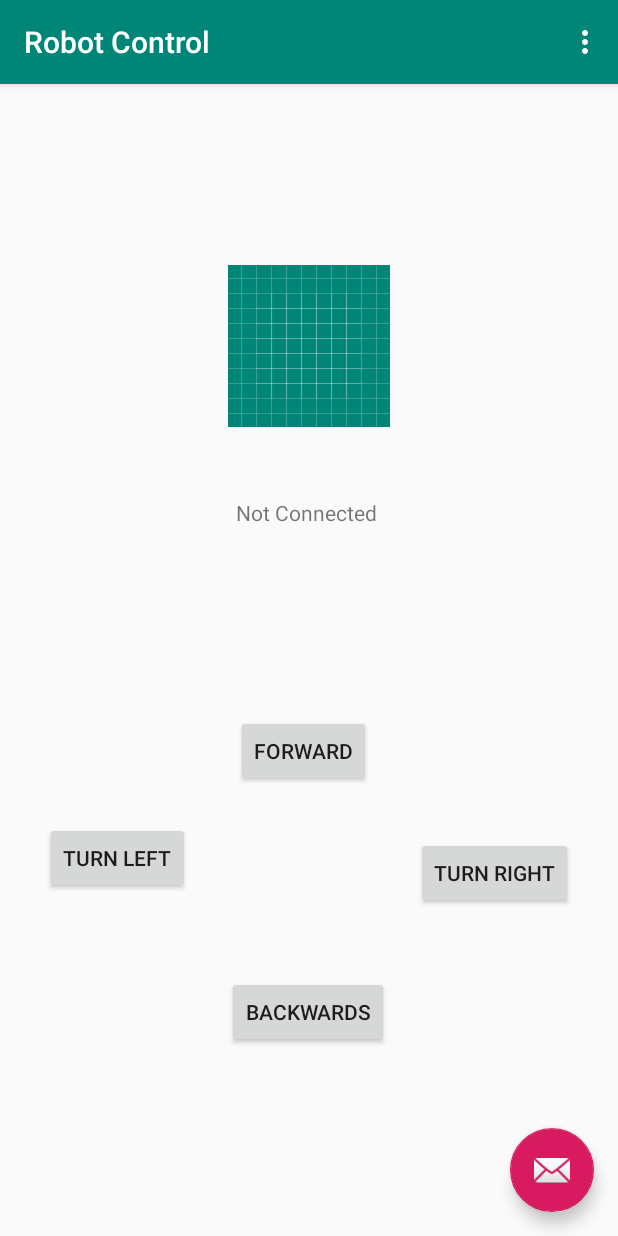
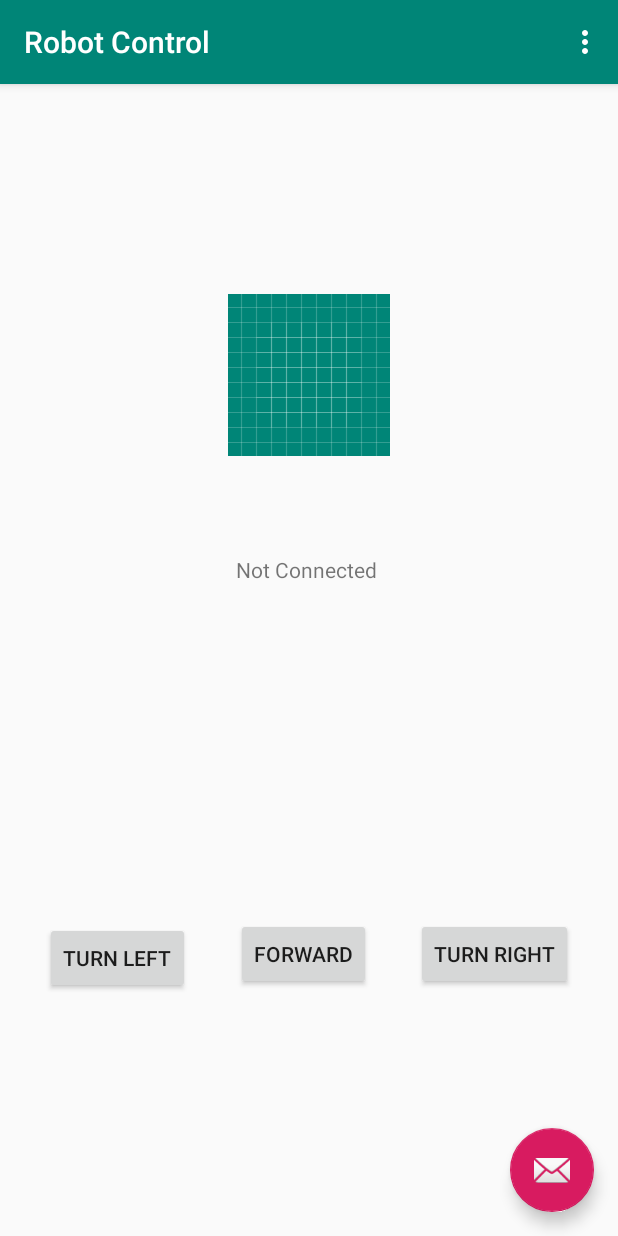
Before and after one commit to mpchow/AutonomousRobot-AndroidApp, an Android app: the screen it shows after launch (MainActivity), on a phone screen of 412 x 824 dp. Run offline under Robolectric (Android 15) with nearby library versions, the phone set to English and light mode, and no system bars; 4 statements that could not run were skipped.

Commit message:
Took out backwards button

```diff
--- a/Android app/app/src/main/java/com/example/robotcontrol/MainActivity.java
+++ b/Android app/app/src/main/java/com/example/robotcontrol/MainActivity.java
@@ -39,6 +39,8 @@
         //Get the toolbar
         Toolbar toolbar = findViewById(R.id.toolbar);
         setSupportActionBar(toolbar);
+        //Instantiate the port
+        port = 5000;
 
         //Get the forwardButton
         final Button forwardButton = (Button) findViewById(R.id.forward);
@@ -57,13 +59,6 @@
         forwardButton.setOnClickListener(new View.OnClickListener() {
             public void onClick(View v) {
                 moveForward();
-            }
-        });
-
-        //Add an event listener for the backwardsButton to call moveBackward onclick
-        backwardButton.setOnClickListener(new View.OnClickListener() {
-            public void onClick(View v) {
-                moveBackward();
             }
         });
 
@@ -177,12 +172,6 @@
     }
 
 
-    //send a request to move backwards
-    public void moveBackward() {
-        sendRequest("Backward");
-    }
-
-
     @Override
     public boolean onCreateOptionsMenu(Menu menu) {
         // Inflate the menu; this adds items to the action bar if it is present.
--- a/Android app/app/src/main/res/layout/content_main.xml
+++ b/Android app/app/src/main/res/layout/content_main.xml
@@ -12,8 +12,9 @@
         android:id="@+id/forward"
         android:layout_width="wrap_content"
         android:layout_height="wrap_content"
+        android:layout_marginTop="58dp"
         android:text="Forward"
-        app:layout_constraintBottom_toTopOf="@+id/backwards"
+        app:layout_constraintBottom_toBottomOf="parent"
         app:layout_constraintEnd_toStartOf="@+id/rightwards"
         app:layout_constraintStart_toEndOf="@+id/leftwards"
         app:layout_constraintTop_toBottomOf="@+id/textView" />
@@ -22,34 +23,25 @@
         android:id="@+id/leftwards"
         android:layout_width="wrap_content"
         android:layout_height="wrap_content"
+        android:layout_marginBottom="670dp"
         android:text="Turn Left"
         app:layout_constraintBottom_toBottomOf="parent"
         app:layout_constraintEnd_toStartOf="@+id/forward"
         app:layout_constraintStart_toStartOf="parent"
         app:layout_constraintTop_toBottomOf="@+id/forward"
-        app:layout_constraintVertical_bias="0.092" />
+        app:layout_constraintVertical_bias="0.082" />
 
     <Button
         android:id="@+id/rightwards"
         android:layout_width="wrap_content"
         android:layout_height="wrap_content"
+        android:layout_marginTop="58dp"
         android:text="Turn Right"
-        app:layout_constraintBottom_toTopOf="@+id/backwards"
+        app:layout_constraintBottom_toBottomOf="parent"
         app:layout_constraintEnd_toEndOf="parent"
         app:layout_constraintStart_toEndOf="@+id/forward"
         app:layout_constraintTop_toBottomOf="@+id/textView"
-        app:layout_constraintVertical_bias="0.824" />
-
-    <Button
-        android:id="@+id/backwards"
-        android:layout_width="wrap_content"
-        android:layout_height="wrap_content"
-        android:text="Backwards"
-        app:layout_constraintBottom_toBottomOf="parent"
-        app:layout_constraintEnd_toEndOf="parent"
-        app:layout_constraintHorizontal_bias="0.498"
-        app:layout_constraintStart_toStartOf="parent"
-        app:layout_constraintTop_toBottomOf="@+id/forward" />
+        app:layout_constraintVertical_bias="0.501" />
 
     <TextView
         android:id="@+id/textView"
```
